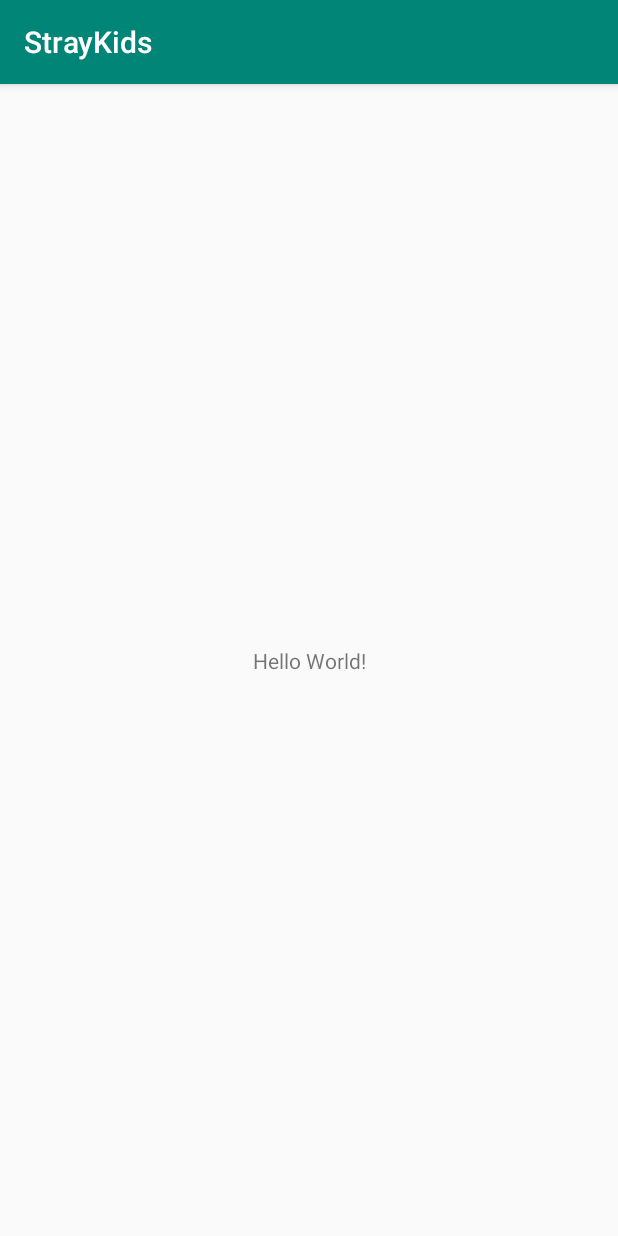
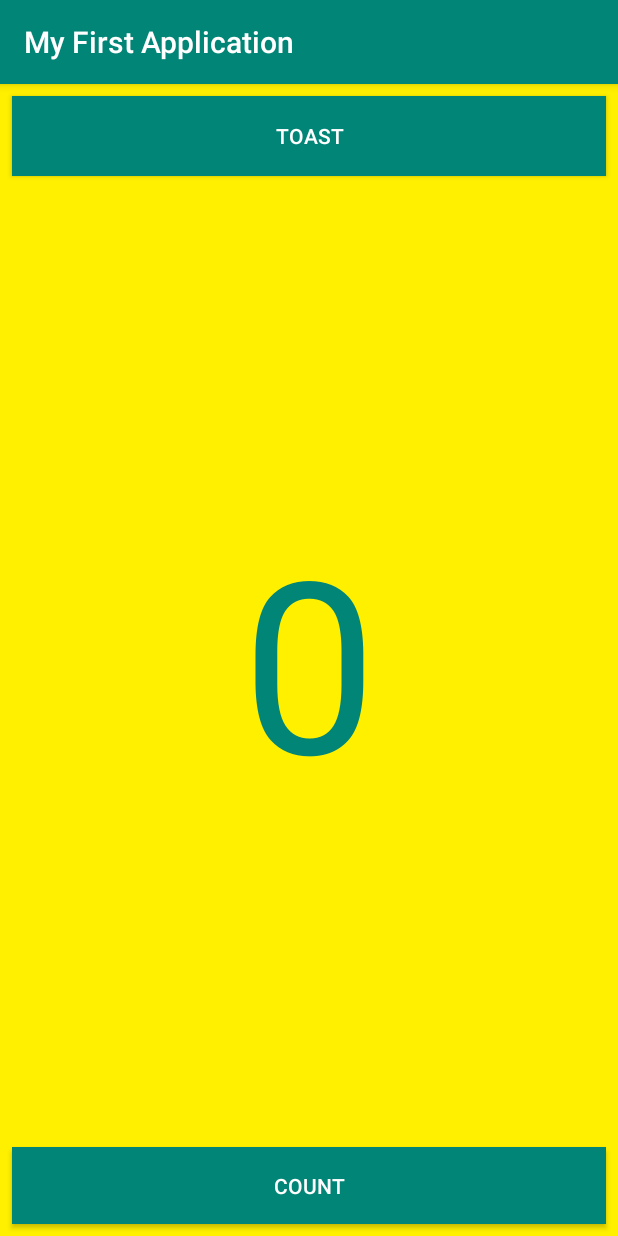
Before and after one commit to CMSC-23-B4L-2nd-Sem-2020/exercise-2-first-ui-NeonPikachu17, an Android app: the screen it shows after launch (MainActivity), on a phone screen of 412 x 824 dp. Run offline under Robolectric (Android 15) with nearby library versions, the phone set to English and light mode, and no system bars.

Commit message:
feat: add count button and toast button

```diff
--- a/app/build.gradle
+++ b/app/build.gradle
@@ -9,7 +9,7 @@ android {
     buildToolsVersion "29.0.2"
     defaultConfig {
         applicationId "com.example.straykids"
-        minSdkVersion 15
+        minSdkVersion 17
         targetSdkVersion 29
         versionCode 1
         versionName "1.0"
--- a/app/src/main/java/com/example/straykids/MainActivity.kt
+++ b/app/src/main/java/com/example/straykids/MainActivity.kt
@@ -2,11 +2,30 @@ package com.example.straykids
 
 import androidx.appcompat.app.AppCompatActivity
 import android.os.Bundle
+import android.view.View
+import android.widget.TextView
+import android.widget.Toast
 
 class MainActivity : AppCompatActivity() {
+    private var mCount: Int = 0
+    private lateinit var mViewCount: TextView
 
     override fun onCreate(savedInstanceState: Bundle?) {
         super.onCreate(savedInstanceState)
         setContentView(R.layout.activity_main)
+        mViewCount = findViewById(R.id.show_count)
     }
+
+    fun showToast(view: View) {
+        val toast: Toast = Toast.makeText(this,R.string.toast_message, Toast.LENGTH_SHORT)
+        toast.show()
+    }
+
+    fun countUp(view: View) {
+        mCount++
+        if(mViewCount !== null)
+            mViewCount.text = mCount.toString()
+    }
+// (javascript) const == val (kotlin)
+// (javascript) let == var (kotlin)
 }
--- a/app/src/main/res/layout/activity_main.xml
+++ b/app/src/main/res/layout/activity_main.xml
@@ -4,15 +4,51 @@
     xmlns:tools="http://schemas.android.com/tools"
     android:layout_width="match_parent"
     android:layout_height="match_parent"
+    android:background="#FFF000"
     tools:context=".MainActivity">
 
+    <Button
+        android:id="@+id/button_count"
+        android:layout_width="0dp"
+        android:layout_height="51dp"
+        android:layout_marginStart="8dp"
+        android:layout_marginEnd="8dp"
+        android:layout_marginBottom="8dp"
+        android:background="@color/colorPrimary"
+        android:onClick="countUp"
+        android:text="@string/button_label_count"
+        android:textColor="@android:color/white"
+        app:layout_constraintBottom_toBottomOf="parent"
+        app:layout_constraintEnd_toEndOf="parent"
+        app:layout_constraintStart_toStartOf="parent" />
+
+    <Button
+        android:id="@+id/button_toast"
+        android:layout_width="0dp"
+        android:layout_height="53dp"
+        android:layout_marginStart="8dp"
+        android:layout_marginTop="8dp"
+        android:layout_marginEnd="8dp"
+        android:background="@color/colorPrimary"
+        android:onClick="showToast"
+        android:text="@string/button_label_toast"
+        android:textColor="@android:color/white"
+        app:layout_constraintEnd_toEndOf="parent"
+        app:layout_constraintStart_toStartOf="parent"
+        app:layout_constraintTop_toTopOf="parent" />
+
     <TextView
-        android:layout_width="wrap_content"
-        android:layout_height="wrap_content"
-        android:text="Hello World!"
+        android:id="@+id/show_count"
+        android:layout_width="0dp"
+        android:layout_height="0dp"
+        android:gravity="center_vertical"
+        android:text="0"
+        android:textAlignment="center"
+        android:textColor="@color/colorPrimary"
+        android:textSize="160sp"
         app:layout_constraintBottom_toBottomOf="parent"
-        app:layout_constraintLeft_toLeftOf="parent"
-        app:layout_constraintRight_toRightOf="parent"
+        app:layout_constraintEnd_toEndOf="parent"
+        app:layout_constraintStart_toStartOf="parent"
         app:layout_constraintTop_toTopOf="parent" />
 
 </androidx.constraintlayout.widget.ConstraintLayout>
--- a/app/src/main/res/values/strings.xml
+++ b/app/src/main/res/values/strings.xml
@@ -1,3 +1,7 @@
 <resources>
-    <string name="app_name">StrayKids</string>
+    <string name="app_name">My First Application</string>
+    <string name="button_label_count">Count</string>
+    <string name="button_label_toast">Toast</string>
+    <string name="count_initial_value">0</string>
+    <string name="toast_message">Double Knot</string>
 </resources>
```
